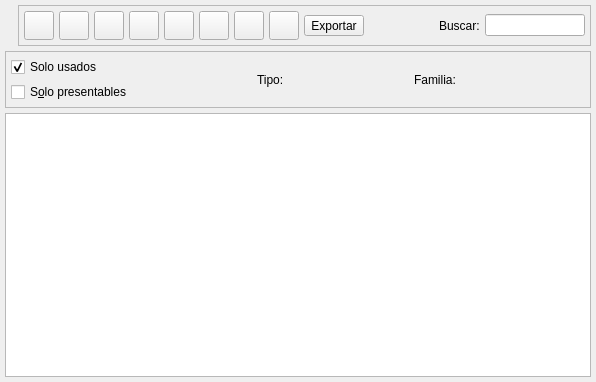
This is bulmages/bulmafact/src/articleslistbase.ui in eboladev/Bulmages-1 as Qt 5 draws it before an edit. The edited form follows.
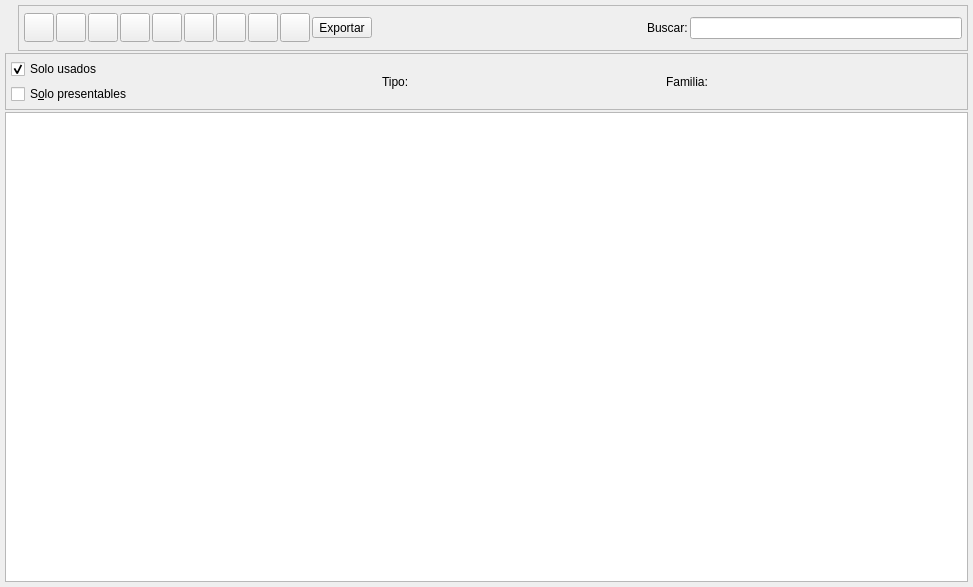
This is the edited form. Icons and pictures are not drawn. Custom widgets are drawn as their Qt base class.

Diff of the .ui file:
```diff
--- a/bulmages/bulmafact/src/articleslistbase.ui
+++ b/bulmages/bulmafact/src/articleslistbase.ui
@@ -11,8 +11,8 @@
    <rect>
     <x>0</x>
     <y>0</y>
-    <width>596</width>
-    <height>382</height>
+    <width>973</width>
+    <height>587</height>
    </rect>
   </property>
   <property name="windowTitle" >
@@ -26,7 +26,7 @@
     <number>5</number>
    </property>
    <property name="spacing" >
-    <number>5</number>
+    <number>2</number>
    </property>
    <item>
     <layout class="QHBoxLayout" >
@@ -59,7 +59,7 @@
          <number>5</number>
         </property>
         <property name="spacing" >
-         <number>5</number>
+         <number>2</number>
         </property>
         <item>
          <widget class="QToolButton" name="mui_crear" >
@@ -130,6 +130,28 @@
           </property>
          </widget>
         </item>
+        <item>
+         <widget class="QToolButton" name="mui_imprimirCatalogo" >
+          <property name="toolTip" >
+           <string>Imprimir Catalogo</string>
+          </property>
+          <property name="whatsThis" >
+           <string>Imprimir Catalogo</string>
+          </property>
+          <property name="text" >
+           <string/>
+          </property>
+          <property name="icon" >
+           <iconset resource="../../bulmages.qrc" >:/Genericos32x32/images/pendientes/i_filePrint.xpm</iconset>
+          </property>
+          <property name="iconSize" >
+           <size>
+            <width>22</width>
+            <height>22</height>
+           </size>
+          </property>
+         </widget>
+        </item>
         <item>
          <widget class="QToolButton" name="mui_imprimir" >
           <property name="toolTip" >
@@ -278,8 +300,8 @@
           </property>
           <property name="sizeHint" >
            <size>
-            <width>80</width>
-            <height>20</height>
+            <width>131</width>
+            <height>34</height>
            </size>
           </property>
          </spacer>
```
